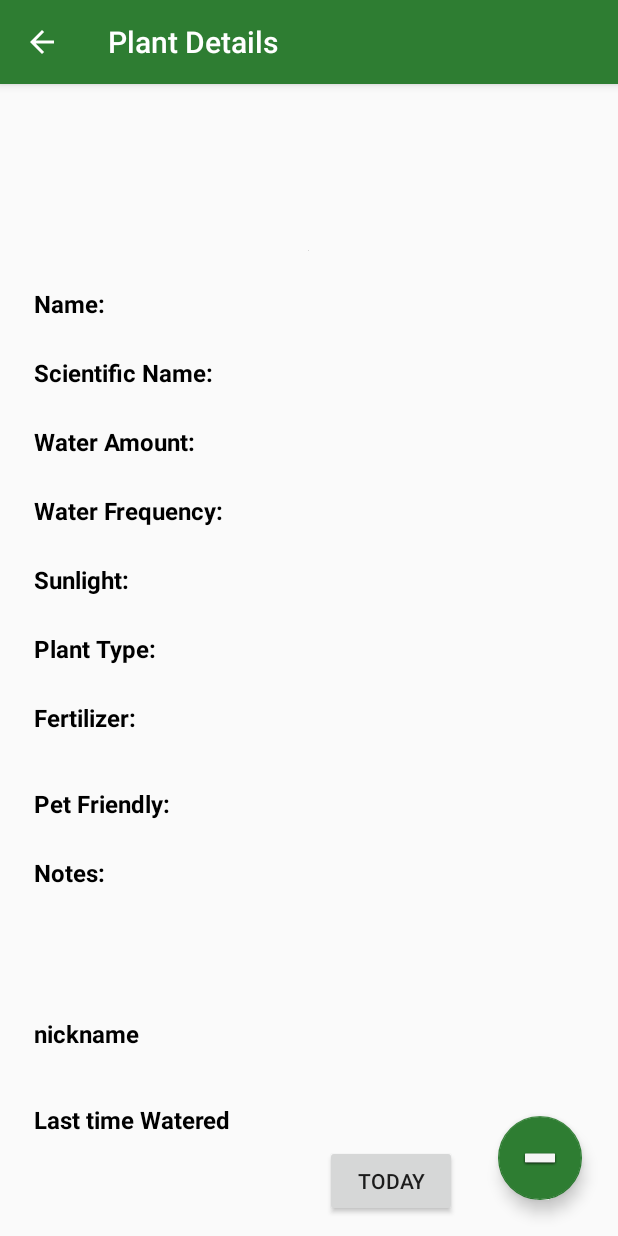
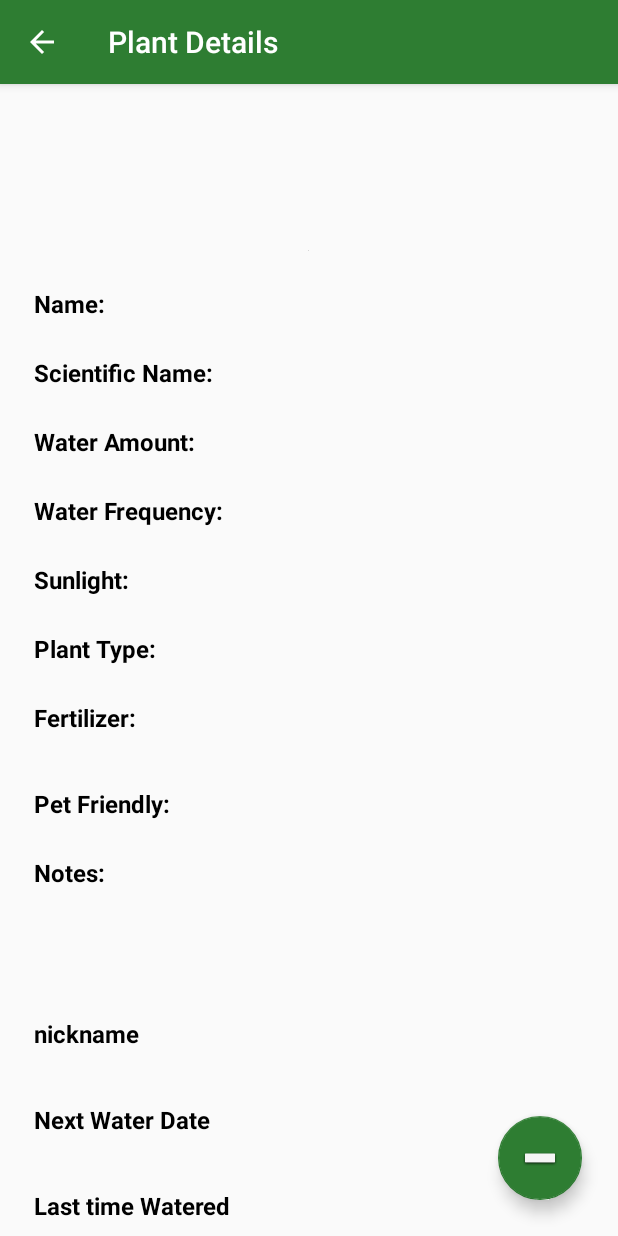
Before and after one commit to valeriedludden/GardenApp, an Android app: the PlantInfo screen opened directly, with no data from a screen before it, on a phone screen of 412 x 824 dp. Run offline under Robolectric (Android 15) with nearby library versions, the phone set to English and light mode, and no system bars; our stand-ins replace Firebase (no records; nobody signed in at launch, a user with empty details on screens opened directly), Picasso; Roboto replaces fonts that are not available here; 14 statements that could not run were skipped.

Commit message:
Next watered filed added to plant info page

```diff
--- a/app/src/main/java/com/team03/gardenapp/PlantInfo.java
+++ b/app/src/main/java/com/team03/gardenapp/PlantInfo.java
@@ -79,9 +79,9 @@ public class PlantInfo extends AppCompatActivity {
         mSunlight = (TextView) findViewById(R.id.sunlightView);
         mType = (TextView) findViewById(R.id.typeView);
         mWaterAmount = (TextView) findViewById(R.id.waterAmountView);
-        //mWaterFrequency = (TextView) findViewById(R.id.waterFrequencyView);
+        mWaterFrequency = (TextView) findViewById(R.id.waterFrequencyView);
         mLastWatered = (TextView) findViewById(R.id.lastWateredInfo);
-        mNextWatered = (TextView) findViewById(R.id.waterFrequencyView);
+        mNextWatered = (TextView) findViewById(R.id.nextWateredView);
         mNickname = (TextView) findViewById(R.id.nicknameView);
         mPlantImage = (ImageView) findViewById(R.id.image_view);
 
@@ -93,12 +93,11 @@ public class PlantInfo extends AppCompatActivity {
         mScientificName.setText(ScientificName);
         mType.setText(Type);
         mWaterAmount.setText(WaterAmount);
-        //mWaterFrequency.setText(WaterFrequency);
+        mWaterFrequency.setText(WaterFrequency);
         mLastWatered.setText(LastWatered);
         mNextWatered.setText(NextWatered);
         mNickname.setText(Nickname);
         Picasso.get().load(plantImage).into(mPlantImage);
-        Log.d("PLANT INFO", WaterFrequency);//todo remove
 
         btnDelete.setOnClickListener(new View.OnClickListener() {
             @Override
--- a/app/src/main/res/layout/activity_plant_info.xml
+++ b/app/src/main/res/layout/activity_plant_info.xml
@@ -308,7 +308,7 @@
                 android:textSize="16sp"
                 android:textStyle="bold"
                 app:layout_constraintStart_toStartOf="parent"
-                app:layout_constraintTop_toBottomOf="@+id/nicknameView" />
+                app:layout_constraintTop_toBottomOf="@+id/nextWateredView" />
 
             <TextView
                 android:id="@+id/textView17"
@@ -325,6 +325,20 @@
                 app:layout_constraintTop_toBottomOf="@+id/noteView" />
 
             <TextView
+                android:id="@+id/textView18"
+                android:layout_width="wrap_content"
+                android:layout_height="wrap_content"
+                android:layout_marginStart="24dp"
+                android:layout_marginLeft="24dp"
+                android:layout_marginTop="24dp"
+                android:text="@string/next_water_date"
+                android:textColor="@color/design_default_color_on_secondary"
+                android:textSize="16sp"
+                android:textStyle="bold"
+                app:layout_constraintStart_toStartOf="parent"
+                app:layout_constraintTop_toBottomOf="@+id/nicknameView" />
+
+            <TextView
                 android:id="@+id/nicknameView"
                 android:layout_width="0dp"
                 android:layout_height="31dp"
@@ -333,6 +347,16 @@
                 app:layout_constraintBaseline_toBaselineOf="@+id/textView17"
                 app:layout_constraintEnd_toEndOf="@+id/noteView"
                 app:layout_constraintStart_toEndOf="@+id/textView17" />
+
+            <TextView
+                android:id="@+id/nextWateredView"
+                android:layout_width="0dp"
+                android:layout_height="31dp"
+                android:layout_marginStart="8dp"
+                android:layout_marginLeft="8dp"
+                app:layout_constraintBaseline_toBaselineOf="@+id/textView18"
+                app:layout_constraintEnd_toEndOf="@+id/nicknameView"
+                app:layout_constraintStart_toEndOf="@+id/textView18" />
 
             <TextView
                 android:id="@+id/lastWateredInfo"
@@ -357,7 +381,7 @@
                 android:layout_marginTop="52dp"
                 android:text="Today"
                 app:layout_constraintStart_toEndOf="@+id/lastWateredInfo"
-                app:layout_constraintTop_toBottomOf="@+id/nicknameView" />
+                app:layout_constraintTop_toBottomOf="@+id/nextWateredView" />
 
         </androidx.constraintlayout.widget.ConstraintLayout>
     </androidx.core.widget.NestedScrollView>
--- a/app/src/main/res/values/strings.xml
+++ b/app/src/main/res/values/strings.xml
@@ -66,4 +66,5 @@
     <string name="plantTip">Plant Tip</string>
     <string name="today_s_plant_tip">Your Daily Gardening Tip:</string>
     <string name="nickname">nickname</string>
+    <string name="next_water_date">Next Water Date</string>
 </resources>
```
Also changed, not shown: 1 other file.
